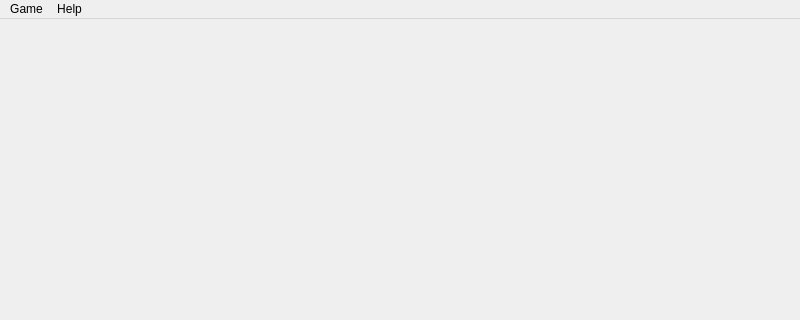
First picture: the form in worldmor/gui/mainwindow.ui, repository martilad/worldmor, before the edit; both pictures show x 0 to 800 and y 0 to 320 of the 800 by 600 pixel window.
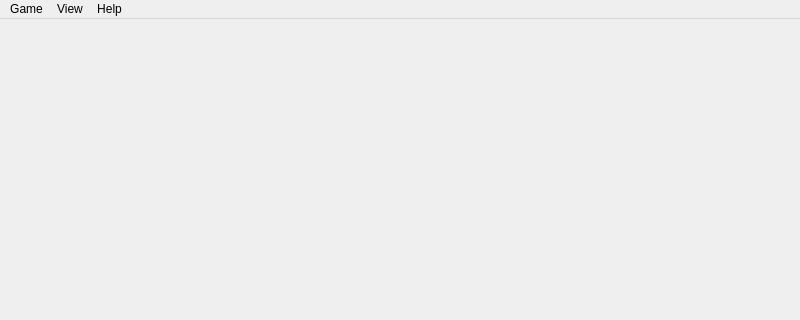
Second picture: the form after the edit.

Commit message: change main window and bind actions in window to function

```diff
--- a/worldmor/gui/mainwindow.ui
+++ b/worldmor/gui/mainwindow.ui
@@ -40,7 +40,14 @@
     </property>
     <addaction name="actionAbout"/>
    </widget>
+   <widget class="QMenu" name="menuView">
+    <property name="title">
+     <string>View</string>
+    </property>
+    <addaction name="actionFullscreen"/>
+   </widget>
    <addaction name="menuGame"/>
+   <addaction name="menuView"/>
    <addaction name="menuHelp"/>
   </widget>
   <widget class="QStatusBar" name="statusbar"/>
```
Left out of the diff: 48 changed lines with no effect on the pictures. The commit also changes 1 other file.
